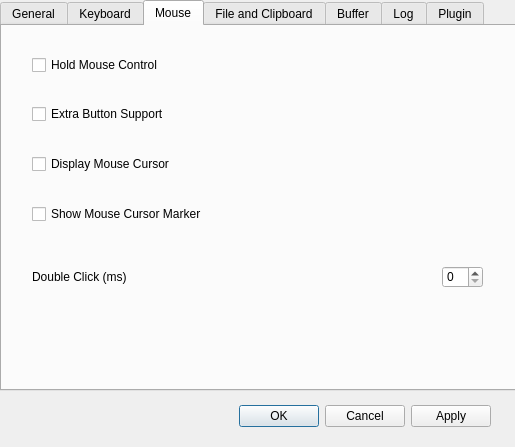
funfun-dc5/qtbrynhildr, file src/GUI/preference_dialog.ui: the form before one commit.
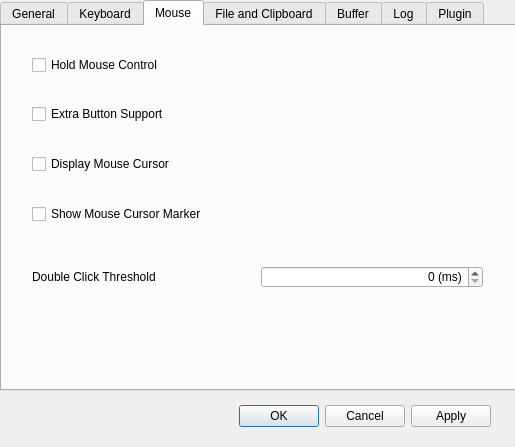
The form after the commit. The open tabs and pages were chosen to show the change.

Commit message: updated preference dialog

```diff
--- a/src/GUI/preference_dialog.ui
+++ b/src/GUI/preference_dialog.ui
@@ -179,12 +179,12 @@
       </item>
      </layout>
     </widget>
-    <widget class="QWidget" name="layoutWidget">
+    <widget class="QWidget" name="layoutWidget_4">
      <property name="geometry">
       <rect>
        <x>21</x>
        <y>100</y>
-       <width>344</width>
+       <width>471</width>
        <height>194</height>
       </rect>
      </property>
@@ -206,7 +206,7 @@
     <attribute name="title">
      <string>Mouse</string>
     </attribute>
-    <widget class="QWidget" name="layoutWidget_4">
+    <widget class="QWidget" name="layoutWidget_5">
      <property name="geometry">
       <rect>
        <x>30</x>
@@ -219,25 +219,19 @@
       <item>
        <widget class="QLabel" name="label_doubleClickThreshold">
         <property name="text">
-         <string>Double Click (ms)</string>
+         <string>Double Click Threshold</string>
         </property>
        </widget>
       </item>
       <item>
-       <spacer name="horizontalSpacer_4">
-        <property name="orientation">
-         <enum>Qt::Horizontal</enum>
+       <widget class="QSpinBox" name="spinBox_doubleClickThreshold">
+        <property name="alignment">
+         <set>Qt::AlignRight|Qt::AlignTrailing|Qt::AlignVCenter</set>
         </property>
-        <property name="sizeHint" stdset="0">
-         <size>
-          <width>40</width>
-          <height>20</height>
-         </size>
+        <property name="suffix">
+         <string notr="true"> (ms)</string>
         </property>
-       </spacer>
-      </item>
-      <item>
-       <widget class="QSpinBox" name="spinBox_doubleClickThreshold"/>
+       </widget>
       </item>
      </layout>
     </widget>
@@ -246,7 +240,7 @@
       <rect>
        <x>30</x>
        <y>31</y>
-       <width>261</width>
+       <width>441</width>
        <height>16</height>
       </rect>
      </property>
@@ -259,7 +253,7 @@
       <rect>
        <x>30</x>
        <y>80</y>
-       <width>261</width>
+       <width>451</width>
        <height>16</height>
       </rect>
      </property>
@@ -272,7 +266,7 @@
       <rect>
        <x>30</x>
        <y>130</y>
-       <width>261</width>
+       <width>451</width>
        <height>16</height>
       </rect>
      </property>
@@ -285,7 +279,7 @@
       <rect>
        <x>30</x>
        <y>180</y>
-       <width>261</width>
+       <width>451</width>
        <height>16</height>
       </rect>
      </property>
@@ -298,7 +292,7 @@
     <attribute name="title">
      <string>File and Clipboard</string>
     </attribute>
-    <widget class="QWidget" name="layoutWidget_5">
+    <widget class="QWidget" name="layoutWidget_6">
      <property name="geometry">
       <rect>
        <x>30</x>
```
Left out of the diff: 94 changed lines with no effect on the pictures. The commit also changes 3 other files.
